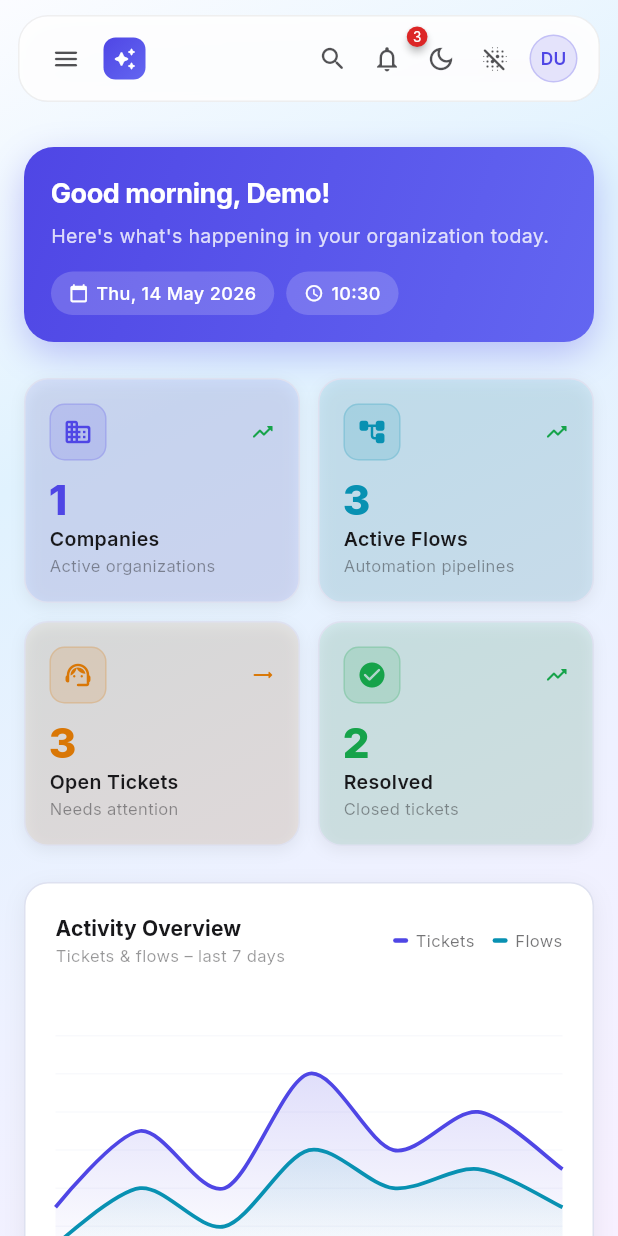
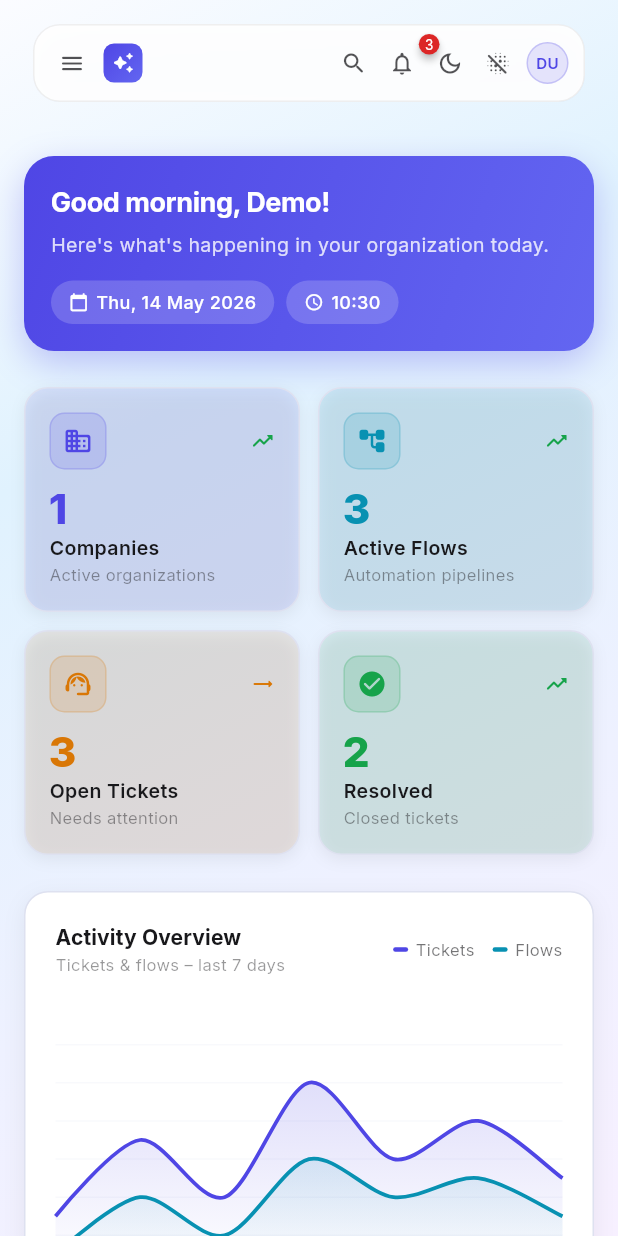
Before and after one commit to cosmopole-org/autocreat, a Flutter app: the screen it shows after launch, after a tap on "Try Demo Mode", on a phone screen of 412 x 824 dp. Run offline on Flutter 3.47's test engine with Material 3 defaults, Android fonts, the phone set to English and light mode, and no system bars; drawn by our look-alikes of badges, fl_chart, flutter_animate; our stand-ins replace cached_network_image, data_table_2, dio, dotted_border, file_picker, flutter_colorpicker and 9 more; missing offline and left inert: flutter_quill; accounts and stored records are empty; generated files the repository leaves out were written again; network calls fail.

Commit message:
Make mobile floating app bar more compact

```diff
--- a/client/lib/widgets/responsive_shell.dart
+++ b/client/lib/widgets/responsive_shell.dart
@@ -150,9 +150,9 @@ class _ResponsiveShellState extends ConsumerState<ResponsiveShell> {
   Widget _buildMobileLayout() {
     final mediaQuery = MediaQuery.of(context);
     final topPadding = mediaQuery.padding.top;
-    const barHeight = 58.0;
-    const barMarginTop = 10.0;
-    const barMarginH = 12.0;
+    const barHeight = 52.0;
+    const barMarginTop = 16.0;
+    const barMarginH = 22.0;
     final floatingTopOffset = topPadding + barMarginTop;
     final contentTopPadding = floatingTopOffset + barHeight + barMarginTop;
 
@@ -262,13 +262,16 @@ class _FloatingMobileBar extends ConsumerWidget {
             : AppColors.lightCard.withValues(alpha: 0.94);
 
     return ClipRRect(
-      borderRadius: BorderRadius.circular(20),
+      borderRadius: BorderRadius.circular(18),
       child: BackdropFilter(
-        filter: ImageFilter.blur(sigmaX: glassMode ? 24 : 16, sigmaY: glassMode ? 24 : 16),
+        filter: ImageFilter.blur(
+          sigmaX: glassMode ? 24 : 16,
+          sigmaY: glassMode ? 24 : 16,
+        ),
         child: Container(
           decoration: BoxDecoration(
             color: bgColor,
-            borderRadius: BorderRadius.circular(20),
+            borderRadius: BorderRadius.circular(18),
             border: Border.all(
               color: isDark
                   ? Colors.white.withValues(alpha: 0.08)
@@ -299,7 +302,7 @@ class _FloatingMobileBar extends ConsumerWidget {
               ),
             ],
           ),
-          padding: const EdgeInsets.symmetric(horizontal: 14),
+          padding: const EdgeInsets.symmetric(horizontal: 10),
           child: Row(
             children: [
               // Hamburger menu
@@ -308,9 +311,9 @@ class _FloatingMobileBar extends ConsumerWidget {
                 onTap: onMenuTap,
                 tooltip: 'Menu',
               ),
-              const SizedBox(width: 8),
+              const SizedBox(width: 6),
               // Logo
-              const _LogoMark(compact: true),
+              const _LogoMark(compact: true, tiny: true),
               const Spacer(),
               // Search (compact icon)
               _BarIconButton(
@@ -347,13 +350,13 @@ class _FloatingMobileBar extends ConsumerWidget {
               ),
               const SizedBox(width: 2),
               const _GlassModeButton(compact: true),
-              const SizedBox(width: 6),
+              const SizedBox(width: 4),
               // Avatar
               if (user != null)
                 AvatarWidget(
                   imageUrl: user.avatar,
                   initials: '${user.firstName[0]}${user.lastName[0]}',
-                  size: 32,
+                  size: 28,
                 ),
             ],
           ),
@@ -383,7 +386,7 @@ class _BarIconButton extends ConsumerWidget {
     return Tooltip(
       message: tooltip,
       child: ClipRRect(
-        borderRadius: BorderRadius.circular(glassMode ? 12 : 10),
+        borderRadius: BorderRadius.circular(glassMode ? 11 : 9),
         child: BackdropFilter(
           filter: ImageFilter.blur(
             sigmaX: glassMode ? 10 : 0,
@@ -393,21 +396,27 @@ class _BarIconButton extends ConsumerWidget {
             color: glassMode
                 ? Colors.white.withValues(alpha: isDark ? 0.06 : 0.28)
                 : Colors.transparent,
-            borderRadius: BorderRadius.circular(glassMode ? 12 : 10),
+            borderRadius: BorderRadius.circular(glassMode ? 11 : 9),
             child: InkWell(
               onTap: onTap,
-              borderRadius: BorderRadius.circular(glassMode ? 12 : 10),
+              borderRadius: BorderRadius.circular(glassMode ? 11 : 9),
               child: Container(
-                padding: const EdgeInsets.all(7),
+                padding: const EdgeInsets.all(6),
                 decoration: BoxDecoration(
-                  borderRadius: BorderRadius.circular(glassMode ? 12 : 10),
+                  borderRadius: BorderRadius.circular(glassMode ? 11 : 9),
                   border: glassMode
                       ? Border.all(
-                          color: Colors.white.withValues(alpha: isDark ? 0.10 : 0.42),
+                          color: Colors.white.withValues(
+                            alpha: isDark ? 0.10 : 0.42,
+                          ),
                         )
                       : null,
                 ),
-                child: Icon(icon, size: 20, color: cs.onSurface.withValues(alpha: 0.75)),
+                child: Icon(
+                  icon,
+                  size: 18,
+                  color: cs.onSurface.withValues(alpha: 0.75),
+                ),
               ),
             ),
           ),
@@ -606,8 +615,9 @@ class _GlassModeButton extends ConsumerWidget {
 
 class _LogoMark extends StatelessWidget {
   final bool compact;
+  final bool tiny;
 
-  const _LogoMark({this.compact = false});
+  const _LogoMark({this.compact = false, this.tiny = false});
 
   @override
   Widget build(BuildContext context) {
@@ -615,20 +625,20 @@ class _LogoMark extends StatelessWidget {
       mainAxisSize: MainAxisSize.min,
       children: [
         Container(
-          width: compact ? 28 : 34,
-          height: compact ? 28 : 34,
+          width: tiny ? 26 : (compact ? 28 : 34),
+          height: tiny ? 26 : (compact ? 28 : 34),
           decoration: BoxDecoration(
             gradient: const LinearGradient(
               colors: [AppColors.primary, AppColors.primaryLight],
               begin: Alignment.topLeft,
               end: Alignment.bottomRight,
             ),
-            borderRadius: BorderRadius.circular(compact ? 8 : 10),
+            borderRadius: BorderRadius.circular(tiny ? 7 : (compact ? 8 : 10)),
           ),
           child: Icon(
             Icons.auto_awesome_rounded,
             color: Colors.white,
-            size: compact ? 16 : 20,
+            size: tiny ? 15 : (compact ? 16 : 20),
           ),
         ),
         if (!compact) ...[
```
